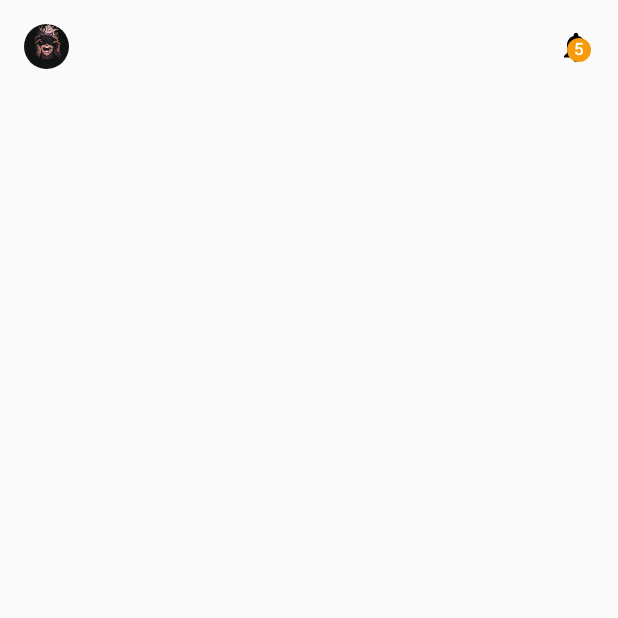
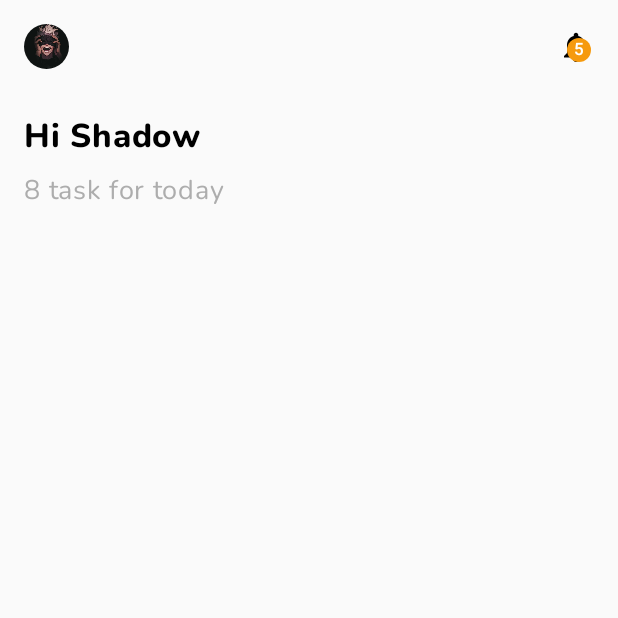
Before and after one commit to yhrjfj/TODO_UI_Compose, an Android app built with Jetpack Compose: the screen it shows after launch (MainActivity), on a phone screen of 412 x 824 dp, the top half of it. Run offline under Robolectric (Android 15) with nearby library versions, the phone set to English and light mode, and no system bars.

Commit message:
Create and add WelcomeMessageComponent and add to MainActivity

```diff
--- a/app/src/main/java/com/yhr/jfj/todo_ui_compose/MainActivity.kt
+++ b/app/src/main/java/com/yhr/jfj/todo_ui_compose/MainActivity.kt
@@ -4,9 +4,13 @@ import android.os.Bundle
 import androidx.activity.ComponentActivity
 import androidx.activity.compose.setContent
 import androidx.compose.foundation.layout.PaddingValues
+import androidx.compose.foundation.layout.Spacer
+import androidx.compose.foundation.layout.height
 import androidx.compose.foundation.lazy.LazyColumn
+import androidx.compose.ui.Modifier
 import androidx.compose.ui.unit.dp
 import com.yhr.jfj.todo_ui_compose.taskmanager.data.components.ProfileHeaderComponent
+import com.yhr.jfj.todo_ui_compose.taskmanager.data.components.WelcomeMessageComponent
 import com.yhr.jfj.todo_ui_compose.ui.theme.TODO_UI_ComposeTheme
 
 class MainActivity : ComponentActivity() {
@@ -24,6 +28,10 @@ class MainActivity : ComponentActivity() {
                     item {
                         ProfileHeaderComponent()
                     }
+                    item {
+                        Spacer(modifier = Modifier.height(30.dp))
+                        WelcomeMessageComponent()
+                    }
                 }
             }
         }
--- /dev/null
+++ b/app/src/main/java/com/yhr/jfj/todo_ui_compose/taskmanager/data/components/WelcomeMessageComponent.kt
@@ -0,0 +1,38 @@
+package com.yhr.jfj.todo_ui_compose.taskmanager.data.components
+
+import androidx.compose.foundation.layout.Arrangement
+import androidx.compose.foundation.layout.Column
+import androidx.compose.material3.Text
+import androidx.compose.runtime.Composable
+import androidx.compose.ui.text.font.Font
+import androidx.compose.ui.text.font.FontFamily
+import androidx.compose.ui.tooling.preview.Preview
+import androidx.compose.ui.unit.dp
+import androidx.compose.ui.unit.sp
+import com.yhr.jfj.todo_ui_compose.R
+import com.yhr.jfj.todo_ui_compose.ui.theme.LightGray
+
+@Composable
+fun WelcomeMessageComponent() {
+    Column(
+        verticalArrangement = Arrangement.spacedBy(8.dp)
+    ) {
+        Text(
+            text = "Hi Shadow",
+            fontFamily = FontFamily(Font(R.font.nunito_extrabold)),
+            fontSize = 22.sp
+        )
+        Text(
+            text = "8 task for today",
+            fontFamily = FontFamily(Font(R.font.nunito_regular)),
+            fontSize = 18.sp,
+            color = LightGray
+        )
+    }
+}
+
+@Preview(showSystemUi = true)
+@Composable
+fun WelcomeMessageComponentPreview() {
+    WelcomeMessageComponent()
+}
```
